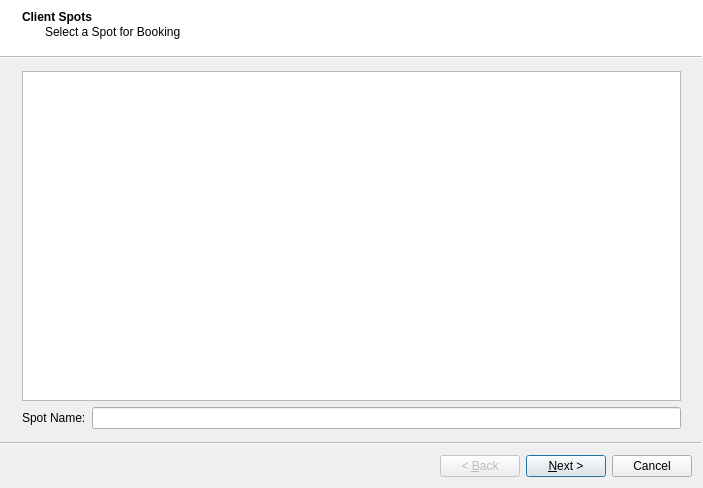
This is rave/Traffik/bookingwizard.ui in pgathogo/raven as Qt 5 draws it before an edit. The edited form follows.
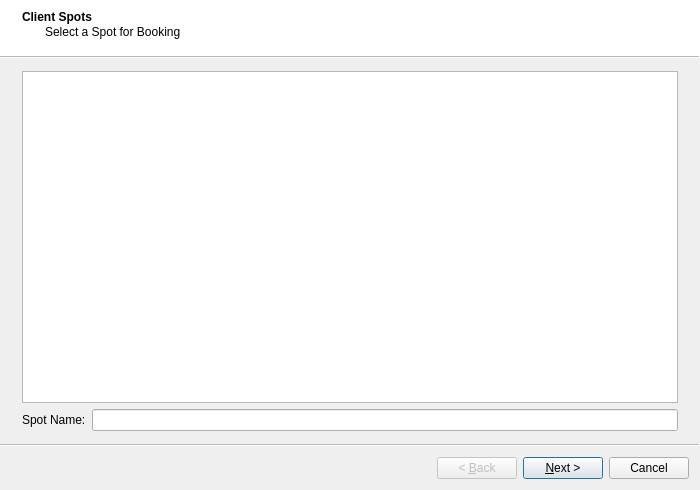
This is the edited form. Icons and pictures are not drawn.

```diff
--- a/rave/Traffik/bookingwizard.ui
+++ b/rave/Traffik/bookingwizard.ui
@@ -6,10 +6,22 @@
    <rect>
     <x>0</x>
     <y>0</y>
-    <width>703</width>
-    <height>488</height>
+    <width>700</width>
+    <height>490</height>
    </rect>
   </property>
+  <property name="minimumSize">
+   <size>
+    <width>700</width>
+    <height>490</height>
+   </size>
+  </property>
+  <property name="maximumSize">
+   <size>
+    <width>750</width>
+    <height>500</height>
+   </size>
+  </property>
   <property name="windowTitle">
    <string>Wizard</string>
   </property>
```
